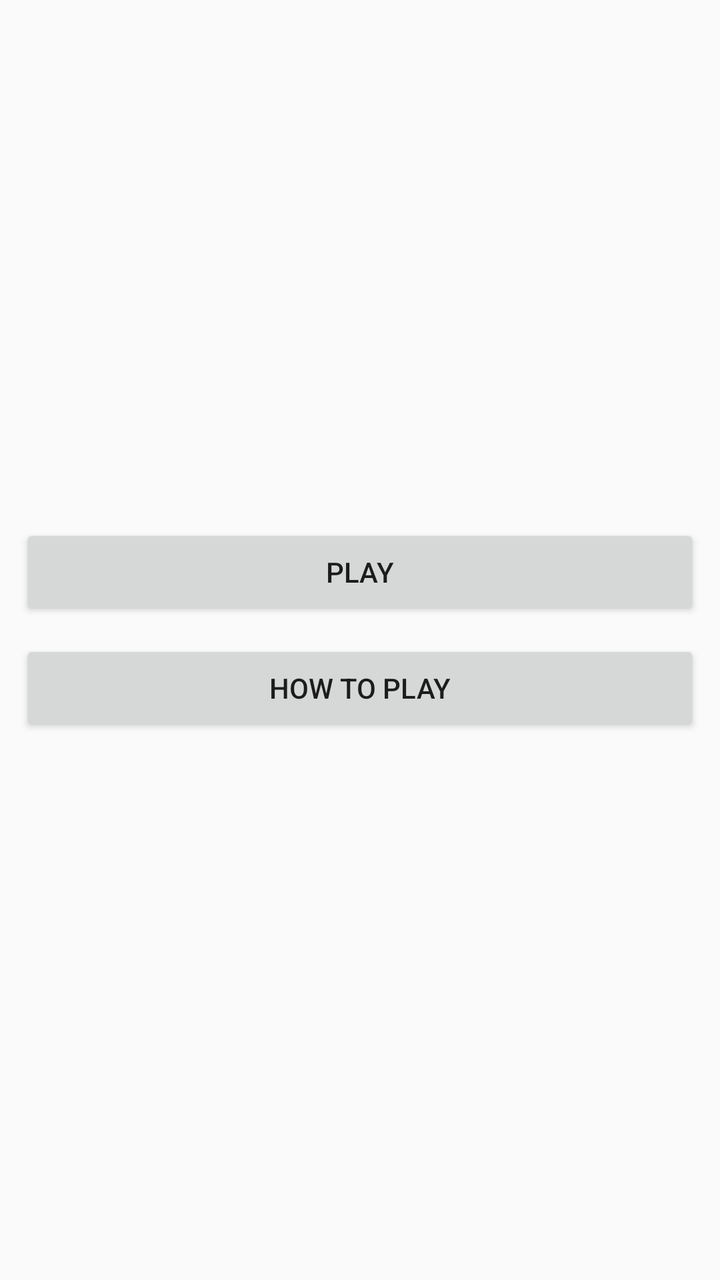
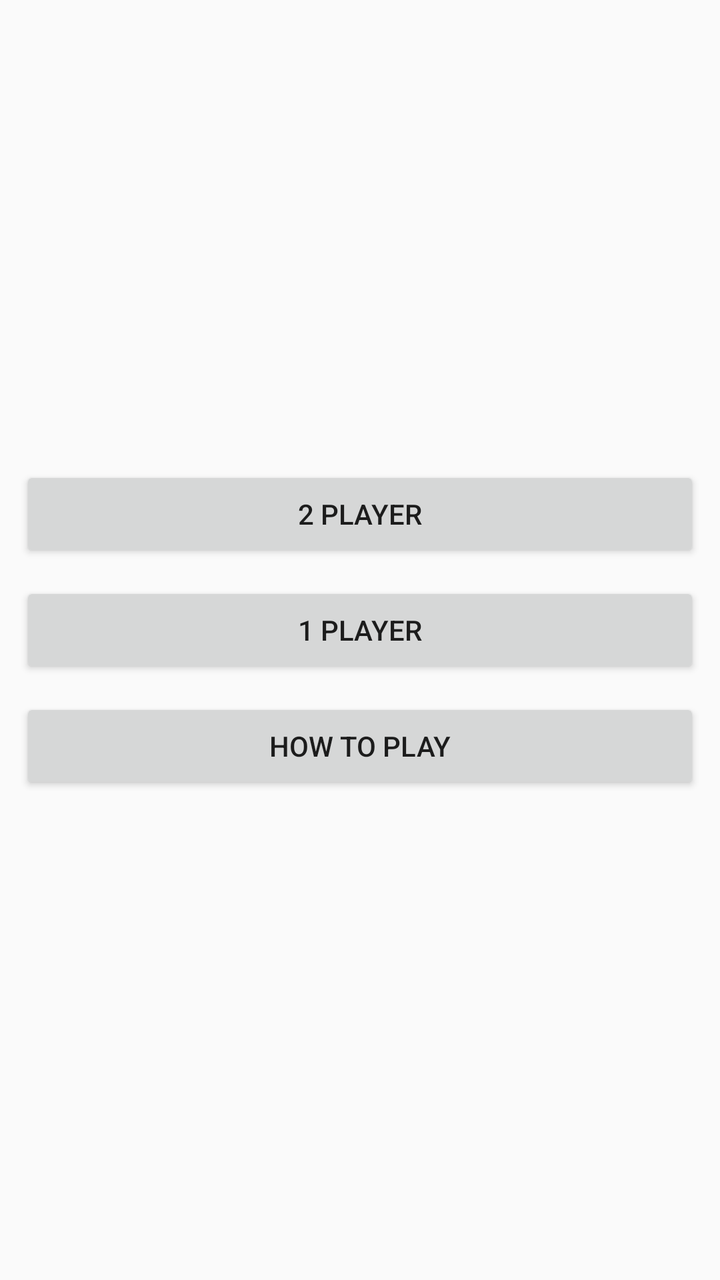

Before-and-after screenshots of an Android layout around one commit, followed by the original layout XML and the change that was made.
<!-- AndroidManifest.xml: application theme AppTheme -->
<!-- res/layout/menu_fragment_layout.xml -->
<?xml version="1.0" encoding="utf-8"?>
<LinearLayout xmlns:android="http://schemas.android.com/apk/res/android"
    android:orientation="vertical"
    android:layout_width="match_parent"
    android:layout_height="match_parent">

    <View
        android:layout_width="match_parent"
        android:layout_height="0dp"
        android:layout_weight="1"/>

    <Button
        android:text="Play"
        android:layout_width="match_parent"
        android:layout_height="wrap_content"
        android:id="@+id/playButton"
        android:layout_marginLeft="10dp"
        android:layout_marginRight="10dp"
        android:layout_marginBottom="10dp" />

    <Button
        android:text="How to play"
        android:layout_width="match_parent"
        android:layout_height="wrap_content"
        android:id="@+id/helpButton"
        android:layout_marginLeft="10dp"
        android:layout_marginRight="10dp"
        android:layout_marginBottom="10dp" />

    <View
        android:layout_width="match_parent"
        android:layout_height="0dp"
        android:layout_weight="1"/>
</LinearLayout>
<!-- resources referenced by this layout -->
<resources>
  <style name="AppTheme" parent="Theme.AppCompat.Light.DarkActionBar">
          <item name="colorPrimary">@color/colorPrimary</item>
          <item name="colorPrimaryDark">@color/colorPrimaryDark</item>
          <item name="colorAccent">@color/colorAccent</item>
      </style>
  <color name="colorPrimary">#3F51B5</color>
  <color name="colorPrimaryDark">#303F9F</color>
  <color name="colorAccent">#FF4081</color>
</resources>

<!-- the commit's change to res/layout/menu_fragment_layout.xml (unified diff, before → after) -->
@@ -10,13 +10,22 @@
         android:layout_weight="1"/>
 
     <Button
-        android:text="Play"
+        android:text="2 Player"
         android:layout_width="match_parent"
         android:layout_height="wrap_content"
-        android:id="@+id/playButton"
+        android:id="@+id/TwoPlayerButton"
         android:layout_marginLeft="10dp"
         android:layout_marginRight="10dp"
         android:layout_marginBottom="10dp" />
+
+    <Button
+        android:text="1 Player"
+        android:layout_width="match_parent"
+        android:layout_height="wrap_content"
+        android:id="@+id/singlePlayerButton"
+        android:layout_marginBottom="10dp"
+        android:layout_marginLeft="10dp"
+        android:layout_marginRight="10dp" />
 
     <Button
         android:text="How to play"
